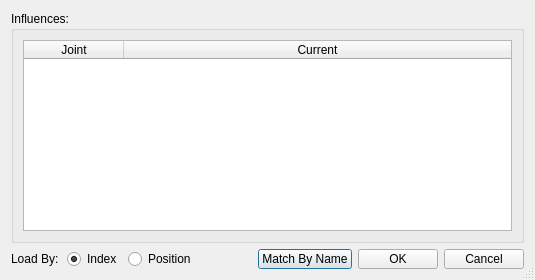
Before: the Qt Designer form ui/dialogs/qeditweightsdialog.ui in bhsingleton/skinblender, drawn with Qt 5.
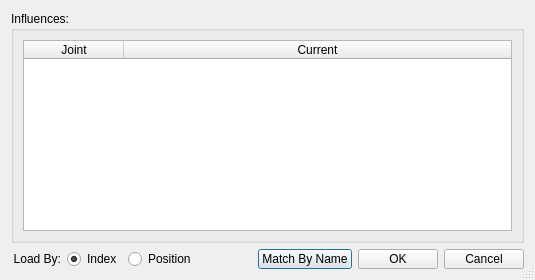
After: the same form once the commit is applied.

Commit message: Propagating changes made to `QUicMixin` interface.

The edit to the form file:
```diff
--- a/ui/dialogs/qeditweightsdialog.ui
+++ b/ui/dialogs/qeditweightsdialog.ui
@@ -120,6 +120,9 @@
         <property name="text">
          <string>Load By:</string>
         </property>
+        <property name="alignment">
+         <set>Qt::AlignRight|Qt::AlignTrailing|Qt::AlignVCenter</set>
+        </property>
        </widget>
       </item>
       <item>
```
Left out of the diff: 13 changed lines with no effect on the pictures. The commit also changes 5 other files.
